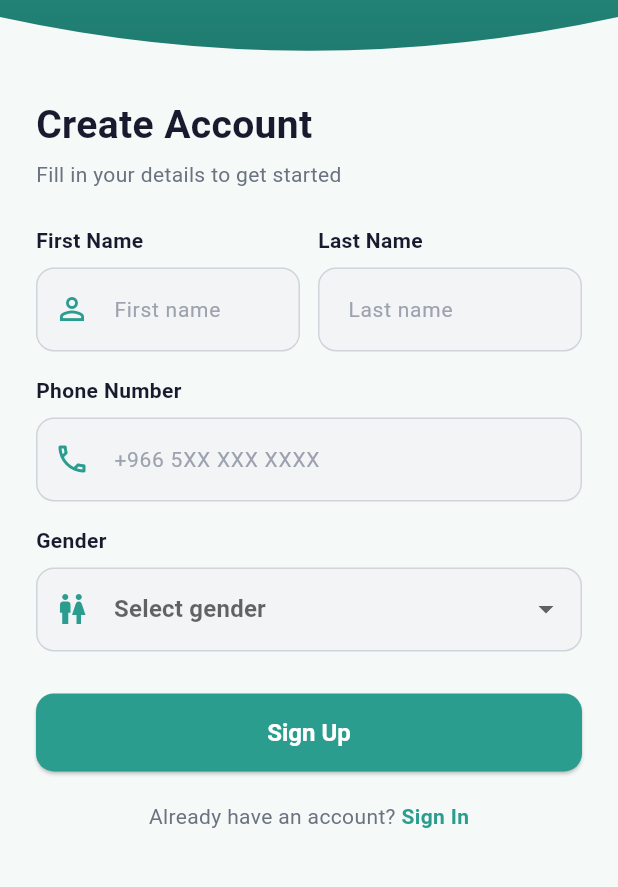
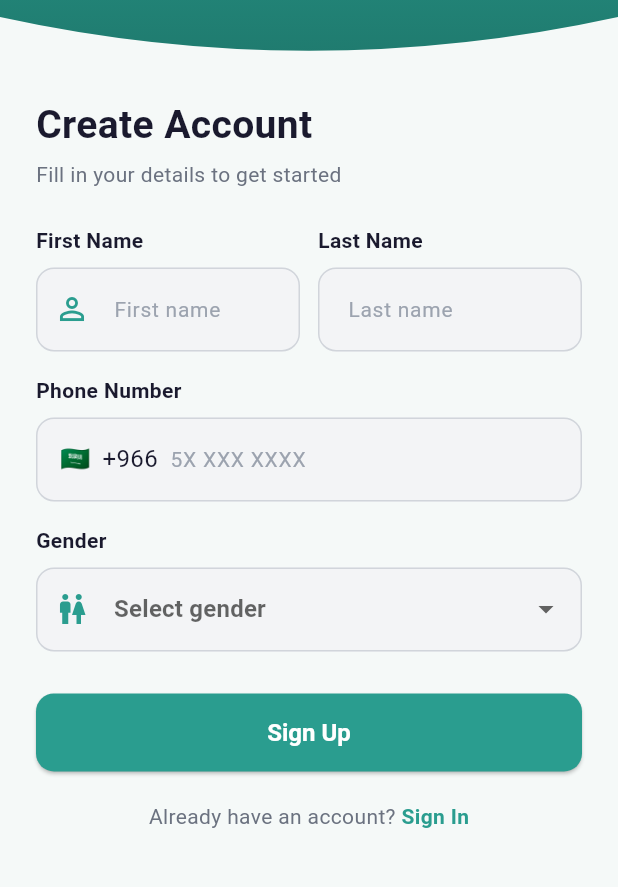
Before and after one commit to csstudentkaum/KHOTAA_APP, a Flutter app: the screen it shows after launch, after a tap on "Sign In", after a tap on "Sign Up", on a phone screen of 412 x 824 dp, the part 210-1097 px from its top. Run offline on Flutter 3.47's test engine with Material 3 defaults, Android fonts, the phone set to English and light mode, and no system bars; our stand-ins replace cloud_firestore, firebase_auth, firebase_core, firebase_storage, flutter_svg, image_picker; accounts and stored records are empty; Roboto replaces fonts that are missing (Poppins); project files that could hold a hidden picture were left out.

Commit message:
feat: add Saudi +966 phone prefix UI with auto-formatter and validator

```diff
--- a/lib/features/auth/patient/patient_login_screen.dart
+++ b/lib/features/auth/patient/patient_login_screen.dart
@@ -1,6 +1,7 @@
 import 'package:flutter/material.dart';
 import '../../../app/app_theme.dart';
 import '../../../services/firebase/auth_service.dart';
+import '../../../shared/formatters/phone_formatter.dart';
 
 /// Patient Login screen — Phone number → OTP verification (passwordless).
 ///
@@ -39,7 +40,8 @@ class _PatientLoginScreenState extends State<PatientLoginScreen> {
     });
 
     try {
-      final phone = _phoneController.text.trim();
+      final localNumber = _phoneController.text.trim().replaceAll(RegExp(r'\s'), '');
+      final phone = '+966$localNumber';
 
       if (phone.isEmpty) {
         setState(() {
@@ -153,12 +155,34 @@ class _PatientLoginScreenState extends State<PatientLoginScreen> {
                     TextFormField(
                       controller: _phoneController,
                       keyboardType: TextInputType.phone,
+                      inputFormatters: [SaudiPhoneFormatter()],
                       textInputAction: TextInputAction.done,
                       onFieldSubmitted: (_) => _handleLogin(),
-                      decoration: const InputDecoration(
-                        hintText: '+966 5XX XXX XXXX',
-                        prefixIcon:
-                            Icon(Icons.phone_outlined, color: AppColors.primary),
+                      style: const TextStyle(
+                        fontSize: 16,
+                        fontWeight: FontWeight.w400,
+                        color: AppColors.textPrimary,
+                      ),
+                      decoration: InputDecoration(
+                        hintText: '5X XXX XXXX',
+                        prefixIcon: Row(
+                          mainAxisSize: MainAxisSize.min,
+                          mainAxisAlignment: MainAxisAlignment.center,
+                          crossAxisAlignment: CrossAxisAlignment.center,
+                          children: [
+                            const SizedBox(width: 16),
+                            const Text('\u{1F1F8}\u{1F1E6}', style: TextStyle(fontSize: 16, height: 1)),
+                            const SizedBox(width: 8),
+                            Text('+966 ',
+                                style: TextStyle(
+                                  fontSize: 16,
+                                  fontWeight: FontWeight.w400,
+                                  color: AppColors.textPrimary,
+                                  height: 1,
+                                )),
+                          ],
+                        ),
+                        prefixIconConstraints: const BoxConstraints(minWidth: 0, minHeight: 0),
                       ),
                       validator: (value) {
                         if (value == null || value.trim().isEmpty) {
@@ -166,8 +190,8 @@ class _PatientLoginScreenState extends State<PatientLoginScreen> {
                         }
                         final cleaned =
                             value.trim().replaceAll(RegExp(r'\s'), '');
-                        if (!RegExp(r'^\+[1-9]\d{6,14}$').hasMatch(cleaned)) {
-                          return 'Enter valid number with country code (e.g. +966...)';
+                        if (!RegExp(r'^5\d{8}$').hasMatch(cleaned)) {
+                          return 'Enter a valid Saudi number (e.g. 5XXXXXXXX)';
                         }
                         return null;
                       },
--- a/lib/features/auth/patient/patient_register_screen.dart
+++ b/lib/features/auth/patient/patient_register_screen.dart
@@ -1,6 +1,7 @@
 import 'package:flutter/material.dart';
 import '../../../app/app_theme.dart';
 import '../../../services/firebase/auth_service.dart';
+import '../../../shared/formatters/phone_formatter.dart';
 
 /// Patient Registration screen — Phone + OTP verification (passwordless).
 ///
@@ -44,7 +45,8 @@ class _PatientRegisterScreenState extends State<PatientRegisterScreen> {
     });
 
     try {
-      final phone = _phoneController.text.trim();
+      final localNumber = _phoneController.text.trim().replaceAll(RegExp(r'\s'), '');
+      final phone = '+966$localNumber';
 
       if (phone.isEmpty) {
         setState(() {
@@ -187,11 +189,33 @@ class _PatientRegisterScreenState extends State<PatientRegisterScreen> {
                       TextFormField(
                         controller: _phoneController,
                         keyboardType: TextInputType.phone,
+                        inputFormatters: [SaudiPhoneFormatter()],
                         textInputAction: TextInputAction.next,
-                        decoration: const InputDecoration(
-                          hintText: '+966 5XX XXX XXXX',
-                          prefixIcon: Icon(Icons.phone_outlined,
-                              color: AppColors.primary),
+                        style: const TextStyle(
+                          fontSize: 16,
+                          fontWeight: FontWeight.w400,
+                          color: AppColors.textPrimary,
+                        ),
+                        decoration: InputDecoration(
+                          hintText: '5X XXX XXXX',
+                          prefixIcon: Row(
+                            mainAxisSize: MainAxisSize.min,
+                            mainAxisAlignment: MainAxisAlignment.center,
+                            crossAxisAlignment: CrossAxisAlignment.center,
+                            children: [
+                              const SizedBox(width: 16),
+                              const Text('\u{1F1F8}\u{1F1E6}', style: TextStyle(fontSize: 16, height: 1)),
+                              const SizedBox(width: 8),
+                              Text('+966 ',
+                                  style: TextStyle(
+                                    fontSize: 16,
+                                    fontWeight: FontWeight.w400,
+                                    color: AppColors.textPrimary,
+                                    height: 1,
+                                  )),
+                            ],
+                          ),
+                          prefixIconConstraints: const BoxConstraints(minWidth: 0, minHeight: 0),
                         ),
                         validator: (value) {
                           if (value == null || value.trim().isEmpty) {
@@ -199,8 +223,8 @@ class _PatientRegisterScreenState extends State<PatientRegisterScreen> {
                           }
                           final cleaned =
                               value.trim().replaceAll(RegExp(r'\s'), '');
-                          if (!RegExp(r'^\+[1-9]\d{6,14}$').hasMatch(cleaned)) {
-                            return 'Enter valid number with country code (e.g. +966...)';
+                          if (!RegExp(r'^5\d{8}$').hasMatch(cleaned)) {
+                            return 'Enter a valid Saudi number (e.g. 5XXXXXXXX)';
                           }
                           return null;
                         },
--- /dev/null
+++ b/lib/shared/formatters/phone_formatter.dart
@@ -0,0 +1,30 @@
+import 'package:flutter/services.dart';
+
+/// Formats Saudi phone numbers as: XX XXX XXXX
+/// Input should be the local number without country code (e.g. 555566667).
+class SaudiPhoneFormatter extends TextInputFormatter {
+  @override
+  TextEditingValue formatEditUpdate(
+    TextEditingValue oldValue,
+    TextEditingValue newValue,
+  ) {
+    // Strip all non-digit characters
+    final digits = newValue.text.replaceAll(RegExp(r'\D'), '');
+
+    // Limit to 9 digits (Saudi local number)
+    final trimmed = digits.length > 9 ? digits.substring(0, 9) : digits;
+
+    // Build formatted string: XX XXX XXXX
+    final buffer = StringBuffer();
+    for (int i = 0; i < trimmed.length; i++) {
+      if (i == 2 || i == 5) buffer.write(' ');
+      buffer.write(trimmed[i]);
+    }
+
+    final formatted = buffer.toString();
+    return TextEditingValue(
+      text: formatted,
+      selection: TextSelection.collapsed(offset: formatted.length),
+    );
+  }
+}
```
Also changed, not shown: lib/features/auth/login_screen.dart (+31 -7 lines), lib/features/auth/register_screen.dart (+31 -7 lines).
